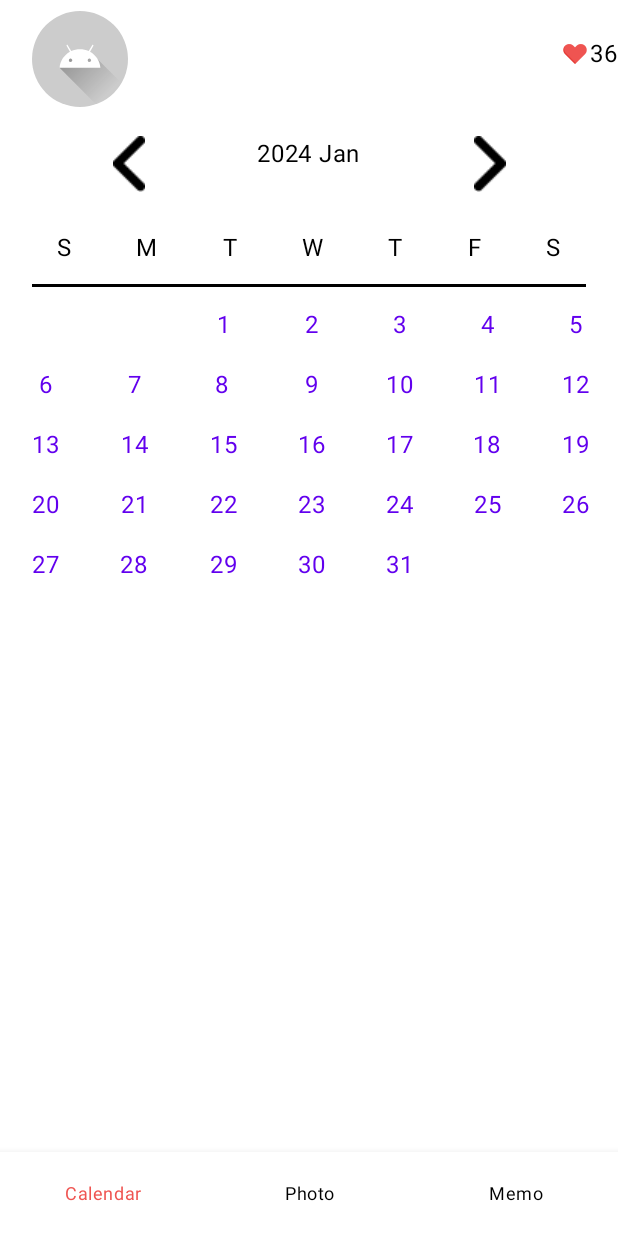
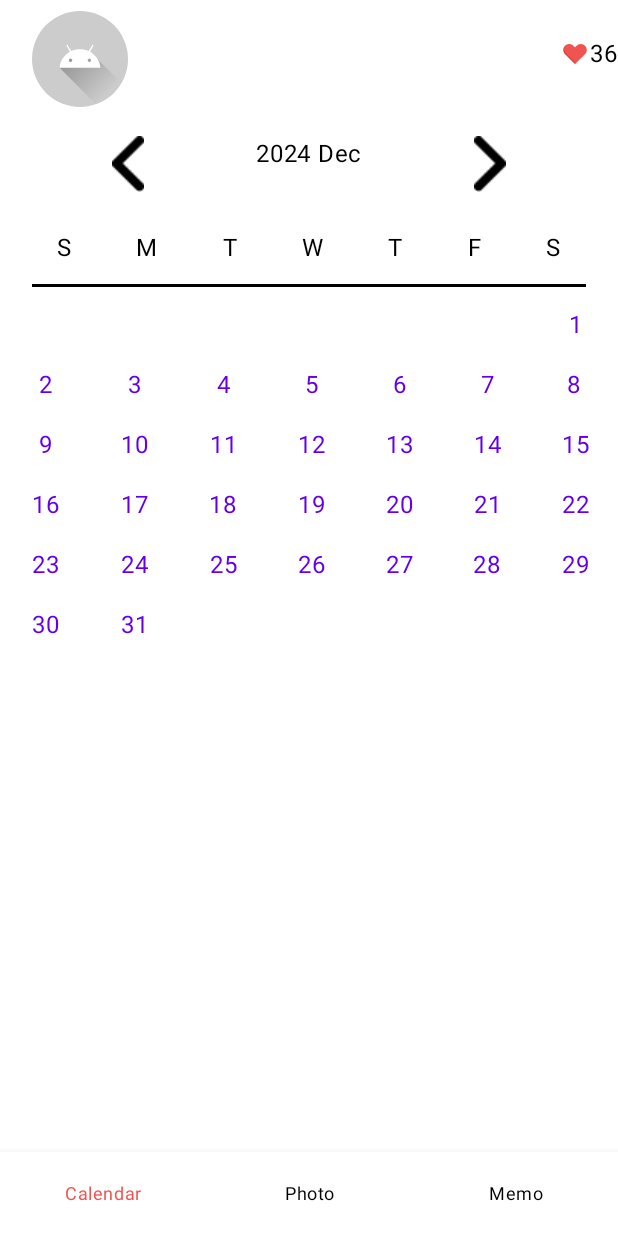
Before and after one commit to HaengSu/JHCalendarPoject, an Android app built with Jetpack Compose: the screen it shows after launch (MainActivity), on a phone screen of 412 x 824 dp. Run offline under Robolectric (Android 15) with nearby library versions, the phone set to English and light mode, and no system bars.

```diff
--- a/app/src/main/java/com/android/jhcalendarpoject/compose/CalendarPage.kt
+++ b/app/src/main/java/com/android/jhcalendarpoject/compose/CalendarPage.kt
@@ -88,7 +88,8 @@ fun CustomCalendarHeader() {
     val year = LocalDate.now().year
     val month = LocalDate.now().monthValue
     val formatter = DateTimeFormatter.ofPattern("MMM", Locale.US)
-    val monthName = formatter.format(LocalDate.now())
+//    val monthName = formatter.format(LocalDate.now())
+    val monthName = formatter.format(LocalDate.of(2023, 12, 28))
     Log.i("##INFO", "monthName =${monthName}")
 
     val day = LocalDate.now().dayOfMonth
@@ -144,13 +145,13 @@ fun CustomCalendarHeader() {
         ) {
         }
 
-        //날짜 표시 라인
+        //날짜 표시 라인2
         CustomCalendarBody(
             modifier = Modifier.fillMaxWidth(),
-            currentDate = LocalDate.now(),
+//            currentDate = LocalDate.now(),
+            currentDate = LocalDate.of(2023, 10, 28),
             selectedDate = LocalDate.now(),
             onSelectedDate = {
-
             }
         )
         //https://velog.io/@abh0920one/Compose-Custom-Calendar-%EC%A0%9C%EC%9E%91%ED%95%98%EA%B8%B0 참고
@@ -169,10 +170,11 @@ fun CustomCalendarBody(
     onSelectedDate: (LocalDate) -> Unit
 ) {
     val lastDay by remember { mutableStateOf(currentDate.lengthOfMonth()) }
-    val firstDayOfWeek by remember { mutableStateOf((currentDate.dayOfWeek.value +1) %7) }
+    val firstDayOfWeek by remember { mutableStateOf((currentDate.dayOfWeek.value)) }
     val days by remember { mutableStateOf(IntRange(1, lastDay).toList()) }
-    Log.i("##INFO", "lastDay = ${lastDay} , firstDayOfWeek = ${firstDayOfWeek} , days = ${days}, currentDate = ${currentDate}")
-//    Log.i("##INFO", "currentDate.dayOfWeek.value = ${currentDate.dayOfWeek.ordinal+1}")
+
+    Log.i("##INFO", "curDate = ${currentDate}  // firstDayOfMonth = ${currentDate.withDayOfMonth(1).dayOfWeek}" +
+            "firstDay Position = ${currentDate.withDayOfMonth(1).dayOfWeek.value} " )
     Column(modifier = modifier ){
         LazyVerticalGrid(
             modifier = Modifier.height(260.dp),
```
